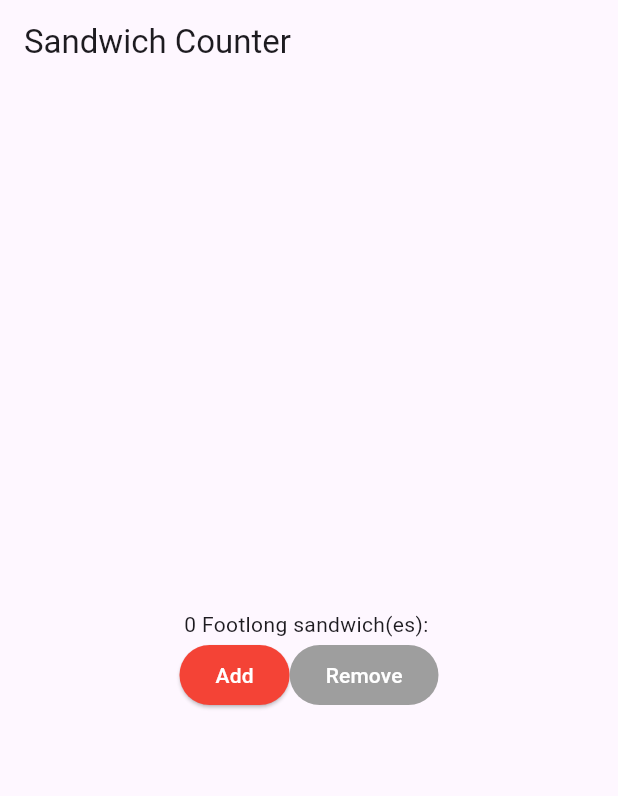
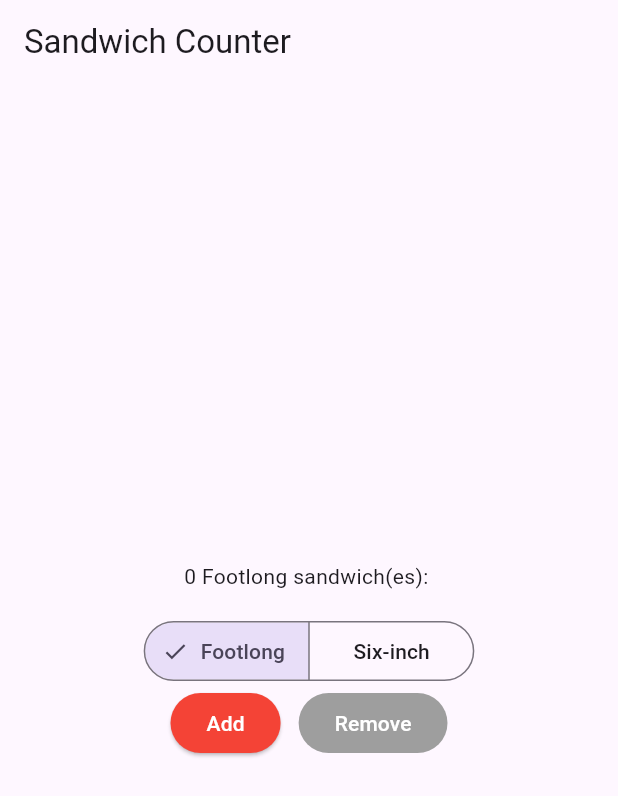
Before and after one commit to Joyeehing/dartprogramming--Y2-, a Flutter app: the screen it shows after launch, on a phone screen of 412 x 824 dp. Shown: the top 796 px of the screen. Run offline on Flutter 3.47's test engine with Material 3 defaults, Android fonts, the phone set to English and light mode, and no system bars.

Commit message:
Add sandwich size selection and update button styles

```diff
--- a/sandwich_shop/lib/main.dart
+++ b/sandwich_shop/lib/main.dart
@@ -29,6 +29,7 @@ class OrderScreen extends StatefulWidget {
 
 class _OrderScreenState extends State<OrderScreen> {
   int _quantity = 0;
+  String _selectedType = 'Footlong'; // NEW: selected sandwich size
 
   void _increaseQuantity() {
     if (_quantity < widget.maxQuantity) {
@@ -54,7 +55,18 @@ class _OrderScreenState extends State<OrderScreen> {
           children: <Widget>[
             OrderItemDisplay(
               _quantity,
-              'Footlong',
+              _selectedType,
+            ),
+            const SizedBox(height: 16),
+            SegmentedButton<String>(
+              segments: const <ButtonSegment<String>>[
+                ButtonSegment(value: 'Footlong', label: Text('Footlong')),
+                ButtonSegment(value: 'Six-inch', label: Text('Six-inch')),
+              ],
+              selected: <String>{_selectedType},
+              onSelectionChanged: (Set<String> newSelection) {
+                setState(() => _selectedType = newSelection.first);
+              },
             ),
             Row(
               mainAxisAlignment: MainAxisAlignment.center,
@@ -63,22 +75,23 @@ class _OrderScreenState extends State<OrderScreen> {
                   child: ElevatedButton(
                     onPressed: _quantity < widget.maxQuantity ? _increaseQuantity : null,
                     style: ButtonStyle(
-                      backgroundColor: MaterialStateProperty.resolveWith<Color?>(
-                        (states) => states.contains(MaterialState.disabled) ? Colors.grey : Colors.red,
+                      backgroundColor: WidgetStateProperty.resolveWith<Color?>(
+                        (states) => states.contains(WidgetState.disabled) ? Colors.grey : Colors.red,
                       ),
-                      foregroundColor: MaterialStateProperty.all(Colors.white),
+                      foregroundColor: WidgetStateProperty.all(Colors.white),
                     ),
                     child: const Text('Add'),
                   ),
                 ),
+                const SizedBox(width: 12),
                 SizedBox(
                   child: ElevatedButton(
                     onPressed: _quantity > 0 ? _decreaseQuantity : null,
                     style: ButtonStyle(
-                      backgroundColor: MaterialStateProperty.resolveWith<Color?>(
-                        (states) => states.contains(MaterialState.disabled) ? Colors.grey : Colors.red,
+                      backgroundColor: WidgetStateProperty.resolveWith<Color?>(
+                        (states) => states.contains(WidgetState.disabled) ? Colors.grey : Colors.red,
                       ),
-                      foregroundColor: MaterialStateProperty.all(Colors.white),
+                      foregroundColor: WidgetStateProperty.all(Colors.white),
                     ),
                     child: const Text('Remove'),
                   ),
```
